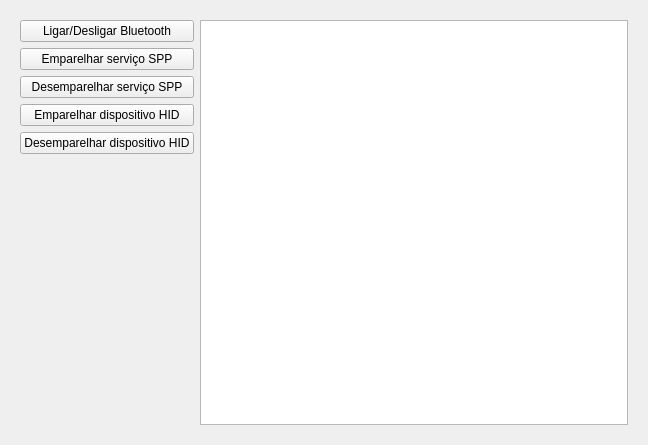
Old version of the form ui/ui_files/logger_widget.ui in the repository JPCassimiro/JHMR.
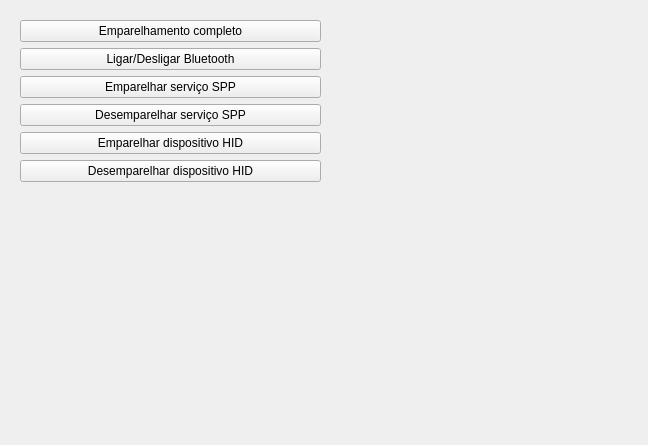
New version of the form.

What changed in the file:
```diff
--- a/ui/ui_files/logger_widget.ui
+++ b/ui/ui_files/logger_widget.ui
@@ -34,6 +34,13 @@
         <property name="spacing">
          <number>6</number>
         </property>
+        <item>
+         <widget class="QPushButton" name="fullPairButton">
+          <property name="text">
+           <string>Emparelhamento completo</string>
+          </property>
+         </widget>
+        </item>
         <item>
          <widget class="QPushButton" name="onOffButton">
           <property name="text">
@@ -88,14 +95,7 @@
        </layout>
       </item>
       <item row="0" column="1">
-       <widget class="QPlainTextEdit" name="logWindow">
-        <property name="readOnly">
-         <bool>true</bool>
-        </property>
-        <property name="plainText">
-         <string/>
-        </property>
-       </widget>
+       <widget class="QWidget" name="espItemContainer" native="true"/>
       </item>
      </layout>
     </widget>
```
